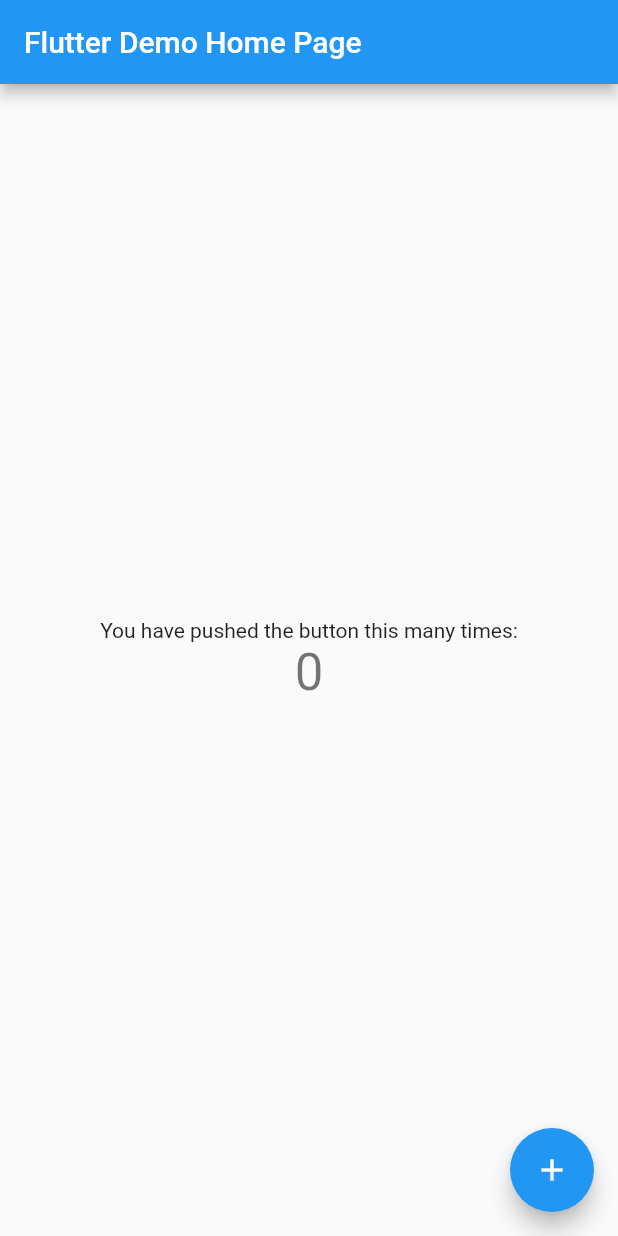
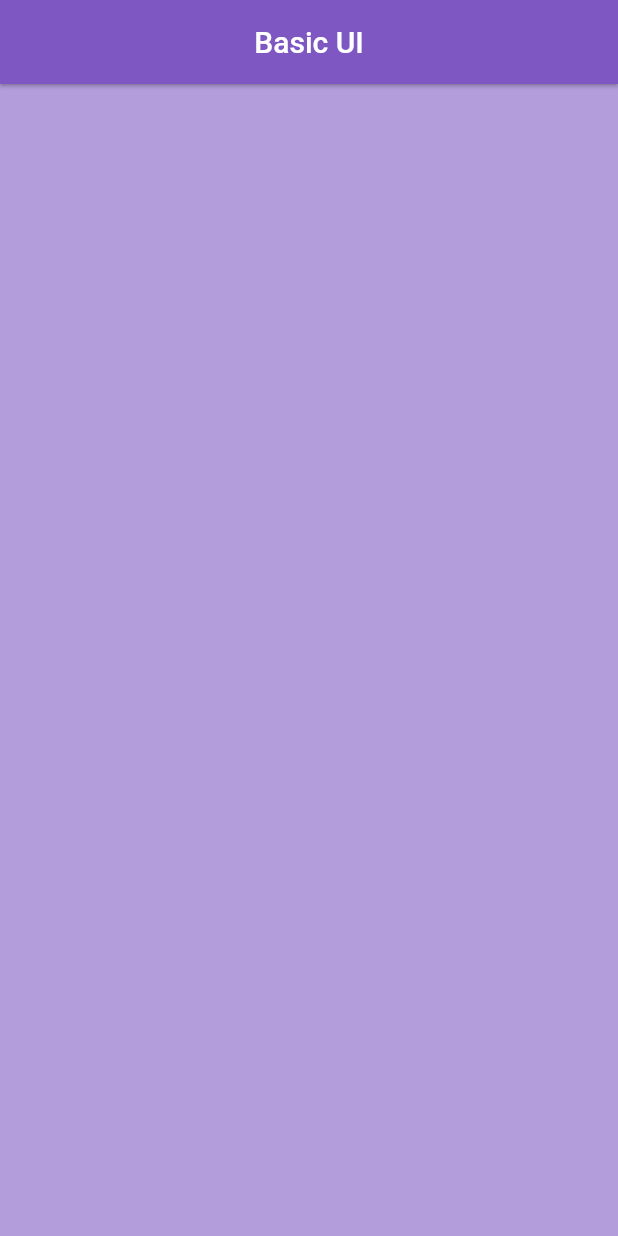
Before and after one commit to ShakriyaPanday/basic_ui, a Flutter app: the screen it shows after launch, on a phone screen of 412 x 824 dp. Run offline on Flutter 3.47's test engine with Material 2 defaults, Android fonts, the phone set to English and light mode, and no system bars.

Commit message:
basic app initialization

```diff
--- a/lib/main.dart
+++ b/lib/main.dart
@@ -1,3 +1,4 @@
+import 'package:basic_ui/pages/homepage.dart';
 import 'package:flutter/material.dart';
 
 void main() {
@@ -7,109 +8,12 @@ void main() {
 class MyApp extends StatelessWidget {
   const MyApp({super.key});
 
-  // This widget is the root of your application.
   @override
   Widget build(BuildContext context) {
     return MaterialApp(
-      title: 'Flutter Demo',
-      theme: ThemeData(
-        // This is the theme of your application.
-        //
-        // Try running your application with "flutter run". You'll see the
-        // application has a blue toolbar. Then, without quitting the app, try
-        // changing the primarySwatch below to Colors.green and then invoke
-        // "hot reload" (press "r" in the console where you ran "flutter run",
-        // or simply save your changes to "hot reload" in a Flutter IDE).
-        // Notice that the counter didn't reset back to zero; the application
-        // is not restarted.
-        primarySwatch: Colors.blue,
-      ),
-      home: const MyHomePage(title: 'Flutter Demo Home Page'),
+      debugShowCheckedModeBanner: false,
+      title: 'Basic UI',
+      home: HomePage(),
     );
   }
 }
-
-class MyHomePage extends StatefulWidget {
-  const MyHomePage({super.key, required this.title});
-
-  // This widget is the home page of your application. It is stateful, meaning
-  // that it has a State object (defined below) that contains fields that affect
-  // how it looks.
-
-  // This class is the configuration for the state. It holds the values (in this
-  // case the title) provided by the parent (in this case the App widget) and
-  // used by the build method of the State. Fields in a Widget subclass are
-  // always marked "final".
-
-  final String title;
-
-  @override
-  State<MyHomePage> createState() => _MyHomePageState();
-}
-
-class _MyHomePageState extends State<MyHomePage> {
-  int _counter = 0;
-
-  void _incrementCounter() {
-    setState(() {
-      // This call to setState tells the Flutter framework that something has
-      // changed in this State, which causes it to rerun the build method below
-      // so that the display can reflect the updated values. If we changed
-      // _counter without calling setState(), then the build method would not be
-      // called again, and so nothing would appear to happen.
-      _counter++;
-    });
-  }
-
-  @override
-  Widget build(BuildContext context) {
-    // This method is rerun every time setState is called, for instance as done
-    // by the _incrementCounter method above.
-    //
-    // The Flutter framework has been optimized to make rerunning build methods
-    // fast, so that you can just rebuild anything that needs updating rather
-    // than having to individually change instances of widgets.
-    return Scaffold(
-      appBar: AppBar(
-        // Here we take the value from the MyHomePage object that was created by
-        // the App.build method, and use it to set our appbar title.
-        title: Text(widget.title),
-      ),
-      body: Center(
-        // Center is a layout widget. It takes a single child and positions it
-        // in the middle of the parent.
-        child: Column(
-          // Column is also a layout widget. It takes a list of children and
-          // arranges them vertically. By default, it sizes itself to fit its
-          // children horizontally, and tries to be as tall as its parent.
-          //
-          // Invoke "debug painting" (press "p" in the console, choose the
-          // "Toggle Debug Paint" action from the Flutter Inspector in Android
-          // Studio, or the "Toggle Debug Paint" command in Visual Studio Code)
-          // to see the wireframe for each widget.
-          //
-          // Column has various properties to control how it sizes itself and
-          // how it positions its children. Here we use mainAxisAlignment to
-          // center the children vertically; the main axis here is the vertical
-          // axis because Columns are vertical (the cross axis would be
-          // horizontal).
-          mainAxisAlignment: MainAxisAlignment.center,
-          children: <Widget>[
-            const Text(
-              'You have pushed the button this many times:',
-            ),
-            Text(
-              '$_counter',
-              style: Theme.of(context).textTheme.headline4,
-            ),
-          ],
-        ),
-      ),
-      floatingActionButton: FloatingActionButton(
-        onPressed: _incrementCounter,
-        tooltip: 'Increment',
-        child: const Icon(Icons.add),
-      ), // This trailing comma makes auto-formatting nicer for build methods.
-    );
-  }
-}
--- /dev/null
+++ b/lib/pages/homepage.dart
@@ -0,0 +1,17 @@
+import 'package:flutter/material.dart';
+
+class HomePage extends StatelessWidget {
+  const HomePage({super.key});
+
+  @override
+  Widget build(BuildContext context) {
+    return Scaffold(
+        backgroundColor: Colors.deepPurple[200],
+        appBar: AppBar(
+          title: Text("Basic UI"),
+          centerTitle: true,
+          backgroundColor: Colors.deepPurple[400],
+          elevation: 1,
+        ));
+  }
+}
--- /dev/null
+++ b/lib/widgets/container.dart
@@ -0,0 +1 @@
+import 'package:flutter/material.dart';
```
